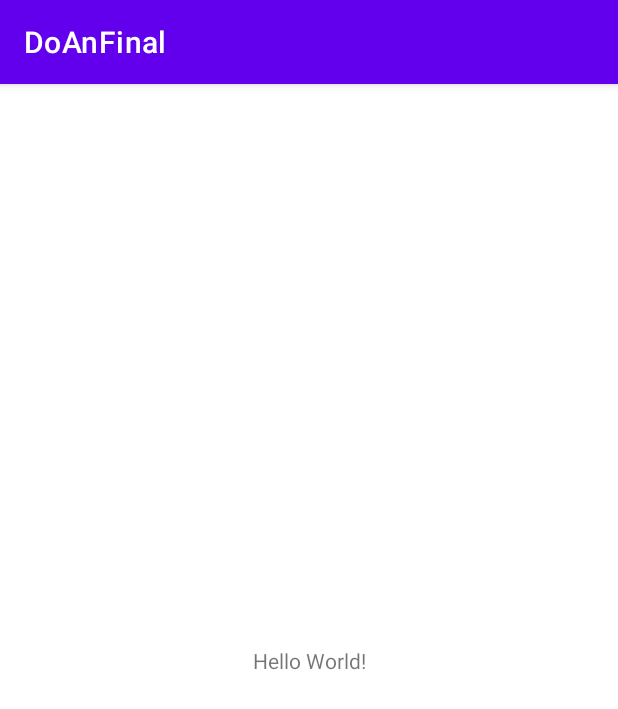
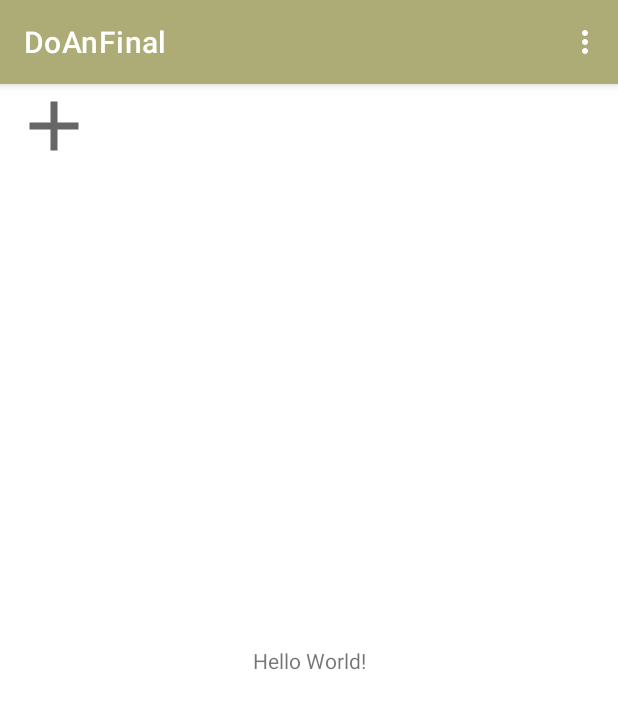
Before and after one commit to Miracle30/doanandroid, an Android app: the screen it shows after launch (MainActivity), on a phone screen of 412 x 824 dp. Shown: the top 709 px of the screen. Run offline under Robolectric (Android 15) with nearby library versions, the phone set to English and light mode, and no system bars.

Commit message:
XOg chuc nang thoat

```diff
--- /dev/null
+++ b/app/src/main/res/drawable/ic_baseline_add_24.xml
@@ -0,0 +1,10 @@
+<vector xmlns:android="http://schemas.android.com/apk/res/android"
+    android:width="24dp"
+    android:height="24dp"
+    android:viewportWidth="24"
+    android:viewportHeight="24"
+    android:tint="?attr/colorControlNormal">
+  <path
+      android:fillColor="@android:color/white"
+      android:pathData="M19,13h-6v6h-2v-6H5v-2h6V5h2v6h6v2z"/>
+</vector>
--- a/app/src/main/res/layout/activity_main.xml
+++ b/app/src/main/res/layout/activity_main.xml
@@ -15,4 +15,13 @@
         app:layout_constraintRight_toRightOf="parent"
         app:layout_constraintTop_toTopOf="parent" />
 
+    <ImageView
+        android:id="@+id/btnThem"
+        android:layout_width="72dp"
+        android:layout_height="56dp"
+        app:srcCompat="@drawable/ic_baseline_add_24"
+        tools:layout_editor_absoluteX="300dp"
+        tools:layout_editor_absoluteY="618dp"
+        tools:ignore="MissingConstraints,VectorDrawableCompat" />
+
 </androidx.constraintlayout.widget.ConstraintLayout>
--- /dev/null
+++ b/app/src/main/res/menu/menu.xml
@@ -0,0 +1,25 @@
+<?xml version="1.0" encoding="utf-8"?>
+<menu xmlns:android="http://schemas.android.com/apk/res/android"
+
+    >
+    <item
+        android:id="@+id/Notes"
+        android:title="@string/notes"
+        >
+    </item>
+    <item
+        android:id="@+id/Calendar"
+        android:title="@string/calendar"
+        >
+    </item>
+    <item
+        android:id="@+id/About"
+        android:title="@string/about_us"
+        >
+    </item>
+    <item
+        android:id="@+id/Exit"
+        android:title="@string/exit"
+        >
+    </item>
+</menu>
--- a/app/src/main/res/values/colors.xml
+++ b/app/src/main/res/values/colors.xml
@@ -7,4 +7,9 @@
     <color name="teal_700">#FF018786</color>
     <color name="black">#FF000000</color>
     <color name="white">#FFFFFFFF</color>
+
+    <!-- custom màu    -->
+    <color name="xanhReu">#adab76</color>
+    <color name="hongBinz">#ffccd7</color>
+
 </resources>
--- a/app/src/main/res/values/strings.xml
+++ b/app/src/main/res/values/strings.xml
@@ -1,3 +1,11 @@
 <resources>
     <string name="app_name">DoAnFinal</string>
+    <string name="notes">Notes</string>
+    <string name="calendar">Calendar</string>
+    <string name="about_us">About us</string>
+    <string name="exit">Exit</string>
+    <string name="exit_caption">Thông báo tắt</string>
+    <string name="exit_content">"Tắt nhé "</string>
+    <string name="yes">Có</string>
+    <string name="no">không</string>
 </resources>
--- a/app/src/main/res/values/themes.xml
+++ b/app/src/main/res/values/themes.xml
@@ -2,8 +2,8 @@
     <!-- Base application theme. -->
     <style name="Theme.DoAnFinal" parent="Theme.MaterialComponents.DayNight.DarkActionBar">
         <!-- Primary brand color. -->
-        <item name="colorPrimary">@color/purple_500</item>
-        <item name="colorPrimaryVariant">@color/purple_700</item>
+        <item name="colorPrimary">@color/xanhReu</item>
+        <item name="colorPrimaryVariant">@color/hongBinz</item>
         <item name="colorOnPrimary">@color/white</item>
         <!-- Secondary brand color. -->
         <item name="colorSecondary">@color/teal_200</item>
```
Also changed, not shown: app/src/main/java/com/example/doanfinal/MainActivity.java (+52 -0 lines), app/src/main/res/drawable/ic_baseline_dehaze_24.xml (added, +10 -0 lines).
